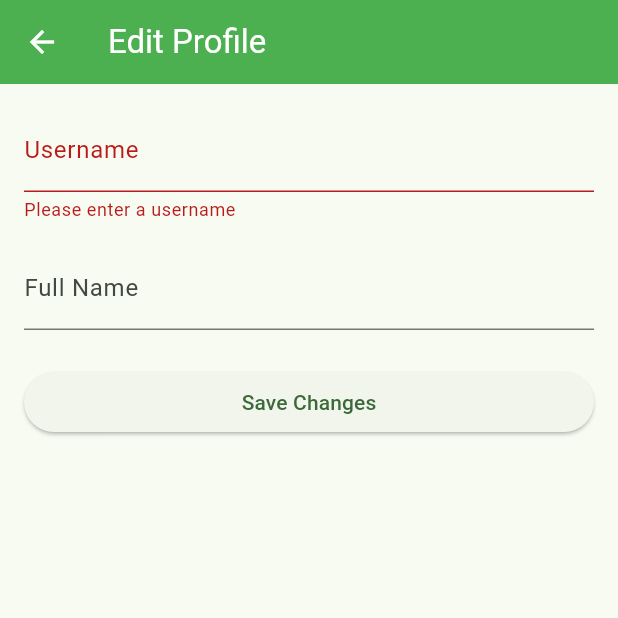
After one commit to rakshitDarji007/BiteRight_Andriod_APP, a Flutter app: the EditProfileScreen screen opened directly, after a tap on "Save Changes", on a phone screen of 412 x 824 dp, the top half of it. The commit adds this screen. Run offline on Flutter 3.47's test engine with Material 3 defaults, Android fonts, the phone set to English and light mode, and no system bars; our stand-ins replace flutter_dotenv, supabase_flutter; accounts and stored records are empty.

Commit message:
allows the user to edit their profile scren

```diff
--- /dev/null
+++ b/biteright/lib/edit_profile_screen.dart
@@ -0,0 +1,136 @@
+import 'package:flutter/material.dart';
+import 'main.dart';
+import 'package:supabase_flutter/supabase_flutter.dart';
+
+class EditProfileScreen extends StatefulWidget {
+  const EditProfileScreen({super.key});
+
+  @override
+  State<EditProfileScreen> createState() => _EditProfileScreenState();
+}
+
+class _EditProfileScreenState extends State<EditProfileScreen> {
+  final _formKey = GlobalKey<FormState>();
+  final _usernameController = TextEditingController();
+  final _fullNameController = TextEditingController();
+  bool _isLoading = true;
+
+  @override
+  void initState() {
+    super.initState();
+    _loadProfile();
+  }
+
+  @override
+  void dispose() {
+    _usernameController.dispose();
+    _fullNameController.dispose();
+    super.dispose();
+  }
+
+  Future<void> _loadProfile() async {
+    try {
+      final userId = supabase.auth.currentUser!.id;
+      final data = await supabase
+          .from('profiles')
+          .select('username, full_name')
+          .eq('id', userId)
+          .single();
+      if (mounted) {
+        _usernameController.text = data['username'] ?? '';
+        _fullNameController.text = data['full_name'] ?? '';
+      }
+    } catch (error) {
+      // Handle error or initial state
+    } finally {
+      if (mounted) {
+        setState(() {
+          _isLoading = false;
+        });
+      }
+    }
+  }
+
+  Future<void> _updateProfile() async {
+    if (!_formKey.currentState!.validate()) {
+      return;
+    }
+    setState(() {
+      _isLoading = true;
+    });
+    try {
+      final userId = supabase.auth.currentUser!.id;
+      await supabase.from('profiles').upsert({
+        'id': userId,
+        'username': _usernameController.text.trim(),
+        'full_name': _fullNameController.text.trim(),
+        'updated_at': DateTime.now().toIso8601String(),
+      });
+      if (mounted) {
+        ScaffoldMessenger.of(context).showSnackBar(
+          const SnackBar(content: Text('Profile updated successfully!')),
+        );
+        Navigator.of(context).pop();
+      }
+    } on PostgrestException catch (error) {
+      if(mounted) {
+        ScaffoldMessenger.of(context).showSnackBar(
+          SnackBar(content: Text(error.message), backgroundColor: Theme.of(context).colorScheme.error),
+        );
+      }
+    } catch (error) {
+       if(mounted) {
+        ScaffoldMessenger.of(context).showSnackBar(
+          SnackBar(content: const Text('An unexpected error occurred.'), backgroundColor: Theme.of(context).colorScheme.error),
+        );
+      }
+    } finally {
+      if (mounted) {
+        setState(() {
+          _isLoading = false;
+        });
+      }
+    }
+  }
+
+  @override
+  Widget build(BuildContext context) {
+    return Scaffold(
+      appBar: AppBar(
+        title: const Text('Edit Profile'),
+        backgroundColor: Colors.green,
+        foregroundColor: Colors.white,
+      ),
+      body: _isLoading
+          ? const Center(child: CircularProgressIndicator())
+          : Form(
+              key: _formKey,
+              child: ListView(
+                padding: const EdgeInsets.all(16.0),
+                children: [
+                  TextFormField(
+                    controller: _usernameController,
+                    decoration: const InputDecoration(labelText: 'Username'),
+                    validator: (value) {
+                      if (value == null || value.isEmpty) {
+                        return 'Please enter a username';
+                      }
+                      return null;
+                    },
+                  ),
+                  const SizedBox(height: 16),
+                  TextFormField(
+                    controller: _fullNameController,
+                    decoration: const InputDecoration(labelText: 'Full Name'),
+                  ),
+                  const SizedBox(height: 24),
+                  ElevatedButton(
+                    onPressed: _isLoading ? null : _updateProfile,
+                    child: const Text('Save Changes'),
+                  ),
+                ],
+              ),
+            ),
+    );
+  }
+}
--- a/biteright/lib/meal_plan_screen.dart
+++ b/biteright/lib/meal_plan_screen.dart
@@ -6,12 +6,14 @@ class MealPlanScreen extends StatelessWidget {
   final String mealPlanJson;
   final String goal;
   final List<String> restrictions;
+  final bool isFromSavedPlans;
 
   const MealPlanScreen({
     super.key,
     required this.mealPlanJson,
     required this.goal,
     required this.restrictions,
+    this.isFromSavedPlans = false,
   });
 
   Future<void> _saveMealPlan(BuildContext context, String jsonToSave) async {
@@ -54,11 +56,12 @@ class MealPlanScreen extends StatelessWidget {
         backgroundColor: Colors.green,
         foregroundColor: Colors.white,
         actions: [
-          IconButton(
-            icon: const Icon(Icons.save),
-            onPressed: () => _saveMealPlan(context, cleanedJson),
-            tooltip: 'Save Plan',
-          ),
+          if (!isFromSavedPlans)
+            IconButton(
+              icon: const Icon(Icons.save),
+              onPressed: () => _saveMealPlan(context, cleanedJson),
+              tooltip: 'Save Plan',
+            ),
         ],
       ),
       body: ListView.builder(
```
